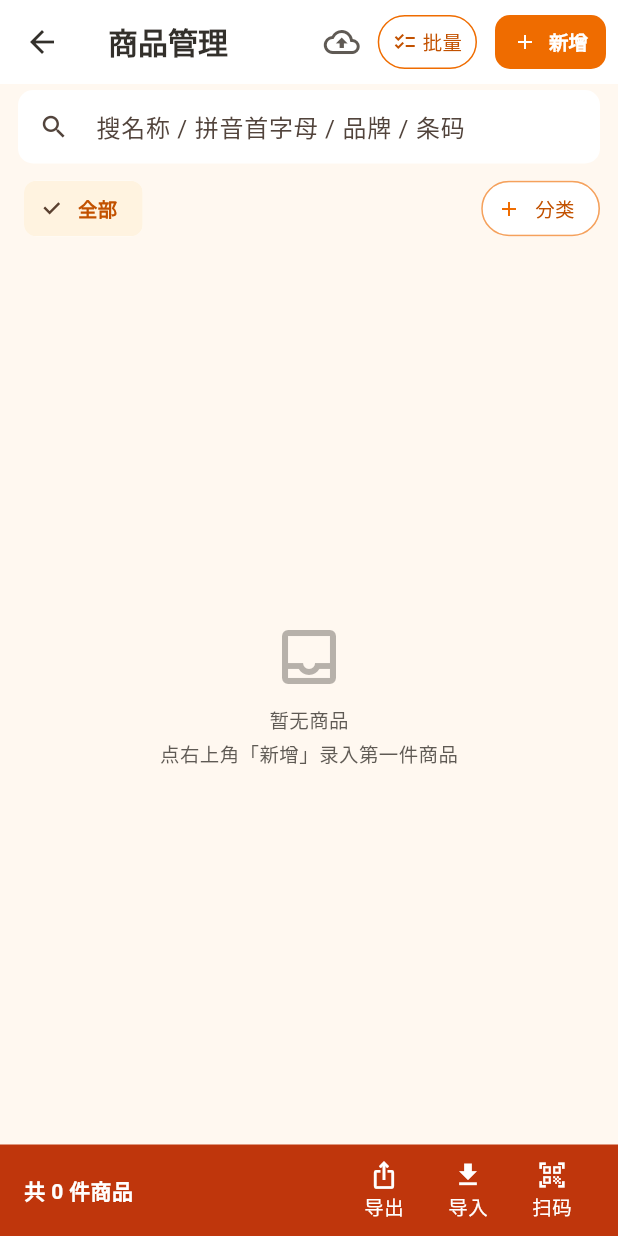
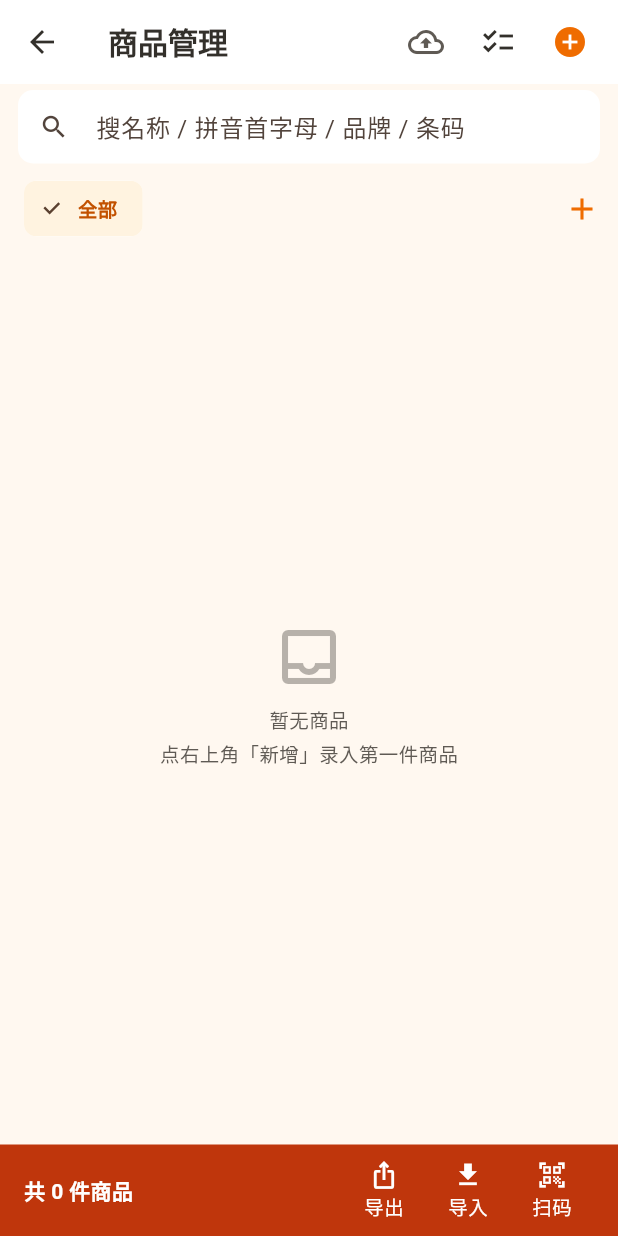
Before and after one commit to HTiFeNG/shop_keeper, a Flutter app: the ProductManagePage screen opened directly, on a phone screen of 412 x 824 dp. Run offline on Flutter 3.47's test engine with Material 3 defaults, Android fonts, the phone set to English and light mode, and no system bars; our stand-ins replace file_picker, fl_chart, share_plus, shared_preferences, web; missing offline and left inert: dart:js_interop, excel, lpinyin, mobile_scanner; accounts and stored records are empty.

Commit message:
按钮改纯图标；品牌标签与零售/批发标签统一规格
1) 四个按钮去掉文字，改成标准图标按钮（对齐顶栏「备份」「查账」的规格）
   - 分类栏：「＋分类」「管理」→ IconButton（橙色图标 + tooltip）
   - 商品页顶栏：「批量」「新增」→ IconButton（新增用橙色点出主操作）
   顺带的好处：顶栏 actions 宽度 208 → 152dp，更多横向空间留给标题；
   分类滚动区宽了 36dp。可发现性交给 tooltip 与图标语义。

2) 品牌标签与「零售价/批发价」切换标签统一视觉规格
   新增共享常量 kTagFontSize / kTagLineHeight / kTagPadding / kTagRadius /
   kTagTextStyle（brand_tag.dart），两处标签共用同一套，不会一大一小；
   品牌标签的 dense 变体去掉（统一规格比"省 2dp 行高"重要）；
   两个标签之间留 6dp 间距。
   涉及 sale_item_card（手机卡片）、sale_item_table（宽屏表格）、
   sales_search_page（查账页）。

测试同步：app_smoke 里「新增」「管理」改用 find.byIcon 定位（按钮已无文字）。

```diff
--- a/lib/pages/product_manage_page.dart
+++ b/lib/pages/product_manage_page.dart
@@ -541,10 +541,9 @@ class _ProductManagePageState extends State<ProductManagePage> {
   /// 1. **标题不再被挤断**。原来是自绘 Row，标题包在 `Flexible + 省略号` 里，
   ///    右侧动作一多就被压成「商品…」。AppBar 的 title 有专门的弹性布局，
   ///    动作再宽也优先保住标题。
-  /// 2. **按钮不再比标题还重**。「新增 / 批量」原来定在 48dp 高，视觉分量压过
-  ///    标题。收到 36dp 后与顶栏图标按钮齐平；命中区**没有变小** ——
-  ///    主题里 `materialTapTargetSize: padded` 会在按钮外围补足到 48dp。
-  ///    两按钮间距同时从 8 拉到 12，进一步降低「新增」和「批量」点串的概率。
+  /// 2. **动作统一成纯图标按钮**。带文字的「新增 / 批量」又宽又抢眼，排在一起
+  ///    视觉很吵；现在和顶栏的「备份」是同一套规格（标准 IconButton + tooltip），
+  ///    顺带把更多横向空间还给标题。主操作「新增」用橙色点出来，其余跟随默认色。
   PreferredSizeWidget _header() => AppBar(
         title: const Text('商品管理',
             maxLines: 1, overflow: TextOverflow.ellipsis),
@@ -595,34 +594,16 @@ class _ProductManagePageState extends State<ProductManagePage> {
                   ),
               ],
             ),
-            OutlinedButton(
-              style: OutlinedButton.styleFrom(
-                foregroundColor: AppTheme.primaryText,
-                side: const BorderSide(color: AppTheme.primary),
-                padding: const EdgeInsets.symmetric(horizontal: 10),
-                minimumSize: const Size(0, 36),
-                tapTargetSize: MaterialTapTargetSize.padded,
-              ),
+            IconButton(
+              tooltip: '批量操作（多选后移动分类 / 删除）',
+              icon: const Icon(Icons.checklist),
               onPressed: _enterBatchMode,
-              child: const Row(
-                mainAxisSize: MainAxisSize.min,
-                children: [
-                  Icon(Icons.checklist, size: 16),
-                  SizedBox(width: 4),
-                  Text('批量', style: TextStyle(fontSize: 13)),
-                ],
-              ),
             ),
-            const SizedBox(width: 12),
-            FilledButton.icon(
-              style: FilledButton.styleFrom(
-                padding: const EdgeInsets.symmetric(horizontal: 12),
-                minimumSize: const Size(0, 36),
-                tapTargetSize: MaterialTapTargetSize.padded,
-              ),
+            IconButton(
+              tooltip: '新增商品',
+              // 主操作用橙色点出来；其余动作跟随默认图标色
+              icon: const Icon(Icons.add_circle, color: AppTheme.primary),
               onPressed: () => _openEdit(),
-              icon: const Icon(Icons.add, size: 16),
-              label: const Text('新增', style: TextStyle(fontSize: 13)),
             ),
           ],
           const SizedBox(width: 8),
--- a/lib/pages/sales_search_page.dart
+++ b/lib/pages/sales_search_page.dart
@@ -339,7 +339,7 @@ class _SalesSearchPageState extends State<SalesSearchPage> {
                               ConstrainedBox(
                                 constraints:
                                     const BoxConstraints(maxWidth: 96),
-                                child: BrandTag(store.brandOf(it), dense: true),
+                                child: BrandTag(store.brandOf(it)),
                               ),
                             ],
                           ],
--- a/lib/widgets/category_chips.dart
+++ b/lib/widgets/category_chips.dart
@@ -59,38 +59,28 @@ class CategoryChips extends StatelessWidget {
           ),
           // 「＋ 分类」「管理」**固定在右侧**，不跟着分类列表滚。
           //
-          // 原来这两个入口排在滚动区末尾，分类一多就被推到屏幕外 ——
+          // 用纯图标按钮，和顶栏的「备份」「查账」是同一套规格：带文字的
+          // chip 又宽又抢眼，一行里挤几个彩色块很吵。语义交给图标本身
+          // （＋ / 调节滑块）和 tooltip。
+          //
+          // 另外这两个入口以前排在滚动区末尾，分类一多就被推到屏幕外 ——
           // 在 360dp 屏上「管理」的中心点落在 x=375.9，用户根本点不到。
-          // 这个坑是组件测试里 hit test 直接失败才暴露出来的：测试点它，
-          // 提示「该位置在渲染树边界之外」。
-          Padding(
-            padding: const EdgeInsets.only(left: 2),
-            child: _actionChip(Icons.add, '分类', onAdd),
+          IconButton(
+            tooltip: '新建分类',
+            icon: const Icon(Icons.add, color: AppTheme.primary),
+            onPressed: onAdd,
           ),
           if (categories.isNotEmpty)
             Padding(
-              padding: const EdgeInsets.only(left: 2, right: 12),
-              child: _actionChip(
-                  Icons.tune, '管理', () => openCategoryManager(context)),
-            )
-          else
-            const SizedBox(width: 12),
+              padding: const EdgeInsets.only(right: 8),
+              child: IconButton(
+                tooltip: '管理分类（拖动排序 / 改名 / 删除）',
+                icon: const Icon(Icons.tune, color: AppTheme.primary),
+                onPressed: () => openCategoryManager(context),
+              ),
+            ),
         ],
       ),
-    );
-  }
-
-  /// 右侧固定区的动作 chip（＋分类 / 管理）
-  Widget _actionChip(IconData icon, String label, VoidCallback onTap) {
-    return ActionChip(
-      avatar: Icon(icon, size: 16, color: AppTheme.primary),
-      label: Text(label,
-          style: const TextStyle(
-              fontSize: AppTheme.fontCaption, color: AppTheme.primaryText)),
-      backgroundColor: Colors.white,
-      shape: StadiumBorder(
-          side: BorderSide(color: AppTheme.primary.withValues(alpha: 0.4))),
-      onPressed: onTap,
     );
   }
 
```
Also changed, not shown: lib/widgets/brand_tag.dart (+26 -16 lines), lib/widgets/sale_item_card.dart (+8 -6 lines), lib/widgets/sale_item_table.dart (+7 -7 lines), 1 other file.
